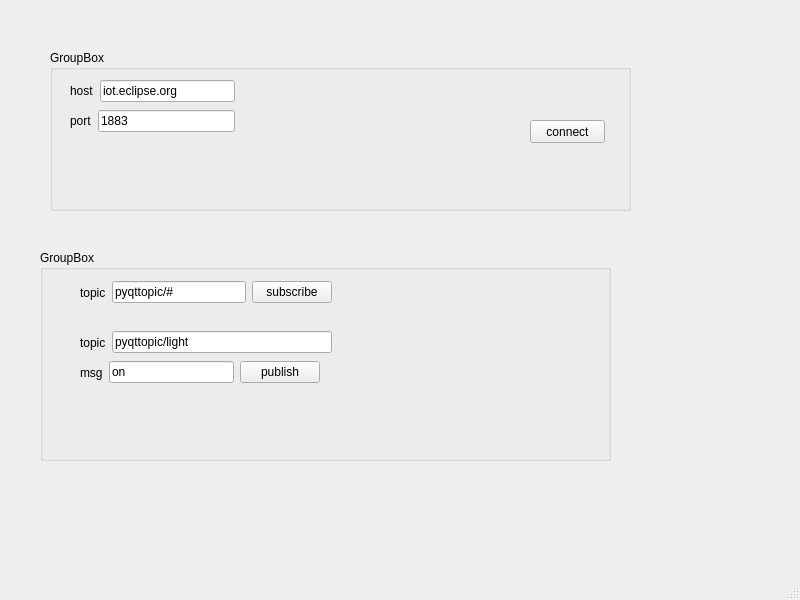
Before: the Qt Designer form src/ui/main_window.ui in chenjiancan/pyqtmqtt, drawn with Qt 5.
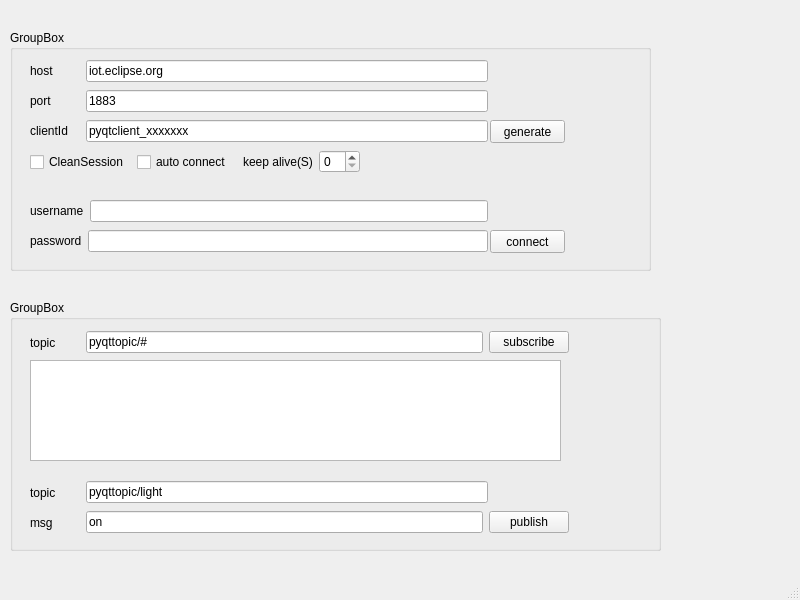
After: the same form once the commit is applied.

Commit message: add username password field etc.

Patch:
```diff
--- a/src/ui/main_window.ui
+++ b/src/ui/main_window.ui
@@ -17,10 +17,10 @@
    <widget class="QGroupBox" name="groupBox">
     <property name="geometry">
      <rect>
-      <x>50</x>
-      <y>50</y>
-      <width>581</width>
-      <height>161</height>
+      <x>10</x>
+      <y>30</y>
+      <width>641</width>
+      <height>241</height>
      </rect>
     </property>
     <property name="title">
@@ -30,7 +30,7 @@
      <property name="geometry">
       <rect>
        <x>480</x>
-       <y>70</y>
+       <y>200</y>
        <width>75</width>
        <height>23</height>
       </rect>
@@ -39,18 +39,24 @@
       <string>connect</string>
      </property>
     </widget>
-    <widget class="QWidget" name="">
+    <widget class="QWidget" name="layoutWidget">
      <property name="geometry">
       <rect>
        <x>20</x>
        <y>30</y>
-       <width>165</width>
+       <width>458</width>
        <height>22</height>
       </rect>
      </property>
      <layout class="QHBoxLayout" name="horizontalLayout">
       <item>
        <widget class="QLabel" name="labelHost">
+        <property name="minimumSize">
+         <size>
+          <width>50</width>
+          <height>0</height>
+         </size>
+        </property>
         <property name="text">
          <string>host</string>
         </property>
@@ -58,6 +64,18 @@
       </item>
       <item>
        <widget class="QLineEdit" name="lineEditHost">
+        <property name="sizePolicy">
+         <sizepolicy hsizetype="Expanding" vsizetype="Fixed">
+          <horstretch>0</horstretch>
+          <verstretch>0</verstretch>
+         </sizepolicy>
+        </property>
+        <property name="minimumSize">
+         <size>
+          <width>200</width>
+          <height>0</height>
+         </size>
+        </property>
         <property name="text">
          <string>iot.eclipse.org</string>
         </property>
@@ -65,18 +83,24 @@
       </item>
      </layout>
     </widget>
-    <widget class="QWidget" name="">
+    <widget class="QWidget" name="layoutWidget">
      <property name="geometry">
       <rect>
        <x>20</x>
        <y>60</y>
-       <width>165</width>
+       <width>458</width>
        <height>22</height>
       </rect>
      </property>
      <layout class="QHBoxLayout" name="horizontalLayout_2">
       <item>
        <widget class="QLabel" name="labelPort">
+        <property name="minimumSize">
+         <size>
+          <width>50</width>
+          <height>0</height>
+         </size>
+        </property>
         <property name="text">
          <string>port</string>
         </property>
@@ -84,6 +108,18 @@
       </item>
       <item>
        <widget class="QLineEdit" name="lineEditPort">
+        <property name="sizePolicy">
+         <sizepolicy hsizetype="Expanding" vsizetype="Fixed">
+          <horstretch>0</horstretch>
+          <verstretch>0</verstretch>
+         </sizepolicy>
+        </property>
+        <property name="minimumSize">
+         <size>
+          <width>200</width>
+          <height>0</height>
+         </size>
+        </property>
         <property name="text">
          <string>1883</string>
         </property>
@@ -91,14 +127,205 @@
       </item>
      </layout>
     </widget>
+    <widget class="QWidget" name="layoutWidget_3">
+     <property name="geometry">
+      <rect>
+       <x>20</x>
+       <y>90</y>
+       <width>458</width>
+       <height>22</height>
+      </rect>
+     </property>
+     <layout class="QHBoxLayout" name="horizontalLayout_4">
+      <item>
+       <widget class="QLabel" name="labelPortClientId">
+        <property name="minimumSize">
+         <size>
+          <width>50</width>
+          <height>0</height>
+         </size>
+        </property>
+        <property name="text">
+         <string>clientId</string>
+        </property>
+       </widget>
+      </item>
+      <item>
+       <widget class="QLineEdit" name="lineEditPortClientId">
+        <property name="sizePolicy">
+         <sizepolicy hsizetype="Expanding" vsizetype="Fixed">
+          <horstretch>0</horstretch>
+          <verstretch>0</verstretch>
+         </sizepolicy>
+        </property>
+        <property name="minimumSize">
+         <size>
+          <width>200</width>
+          <height>0</height>
+         </size>
+        </property>
+        <property name="text">
+         <string>pyqtclient_xxxxxxx</string>
+        </property>
+       </widget>
+      </item>
+     </layout>
+    </widget>
+    <widget class="QPushButton" name="pushButtonClientIdGenerate">
+     <property name="geometry">
+      <rect>
+       <x>480</x>
+       <y>90</y>
+       <width>75</width>
+       <height>23</height>
+      </rect>
+     </property>
+     <property name="text">
+      <string>generate</string>
+     </property>
+    </widget>
+    <widget class="QWidget" name="layoutWidget_8">
+     <property name="geometry">
+      <rect>
+       <x>20</x>
+       <y>170</y>
+       <width>458</width>
+       <height>22</height>
+      </rect>
+     </property>
+     <layout class="QHBoxLayout" name="horizontalLayout_14">
+      <item>
+       <widget class="QLabel" name="labelPortUserName">
+        <property name="minimumSize">
+         <size>
+          <width>50</width>
+          <height>0</height>
+         </size>
+        </property>
+        <property name="text">
+         <string>username</string>
+        </property>
+       </widget>
+      </item>
+      <item>
+       <widget class="QLineEdit" name="lineEditPortUserName">
+        <property name="sizePolicy">
+         <sizepolicy hsizetype="Expanding" vsizetype="Fixed">
+          <horstretch>0</horstretch>
+          <verstretch>0</verstretch>
+         </sizepolicy>
+        </property>
+        <property name="minimumSize">
+         <size>
+          <width>200</width>
+          <height>0</height>
+         </size>
+        </property>
+        <property name="text">
+         <string/>
+        </property>
+       </widget>
+      </item>
+     </layout>
+    </widget>
+    <widget class="QWidget" name="layoutWidget_14">
+     <property name="geometry">
+      <rect>
+       <x>20</x>
+       <y>200</y>
+       <width>458</width>
+       <height>22</height>
+      </rect>
+     </property>
+     <layout class="QHBoxLayout" name="horizontalLayout_21">
+      <item>
+       <widget class="QLabel" name="labelPort_12">
+        <property name="minimumSize">
+         <size>
+          <width>50</width>
+          <height>0</height>
+         </size>
+        </property>
+        <property name="text">
+         <string>password</string>
+        </property>
+       </widget>
+      </item>
+      <item>
+       <widget class="QLineEdit" name="lineEditPortPassword">
+        <property name="sizePolicy">
+         <sizepolicy hsizetype="Expanding" vsizetype="Fixed">
+          <horstretch>0</horstretch>
+          <verstretch>0</verstretch>
+         </sizepolicy>
+        </property>
+        <property name="minimumSize">
+         <size>
+          <width>200</width>
+          <height>0</height>
+         </size>
+        </property>
+        <property name="text">
+         <string/>
+        </property>
+       </widget>
+      </item>
+     </layout>
+    </widget>
+    <widget class="QWidget" name="layoutWidget">
+     <property name="geometry">
+      <rect>
+       <x>20</x>
+       <y>120</y>
+       <width>330</width>
+       <height>24</height>
+      </rect>
+     </property>
+     <layout class="QHBoxLayout" name="horizontalLayout_8">
+      <item>
+       <widget class="QCheckBox" name="checkBoxCleanSession">
+        <property name="text">
+         <string>CleanSession</string>
+        </property>
+       </widget>
+      </item>
+      <item>
+       <widget class="QCheckBox" name="checkBoxAutoConnect">
+        <property name="text">
+         <string>auto connect</string>
+        </property>
+       </widget>
+      </item>
+      <item>
+       <layout class="QHBoxLayout" name="horizontalLayout_7">
+        <item>
+         <widget class="QLabel" name="labelPortKeepAlive">
+          <property name="minimumSize">
+           <size>
+            <width>50</width>
+            <height>0</height>
+           </size>
+          </property>
+          <property name="text">
+           <string>keep alive(S)</string>
+          </property>
+         </widget>
+        </item>
+        <item>
+         <widget class="QSpinBox" name="spinBoxKeepAlive"/>
+        </item>
+       </layout>
+      </item>
+     </layout>
+    </widget>
    </widget>
    <widget class="QGroupBox" name="groupBox_2">
     <property name="geometry">
      <rect>
-      <x>40</x>
-      <y>250</y>
-      <width>571</width>
-      <height>211</height>
+      <x>10</x>
+      <y>300</y>
+      <width>651</width>
+      <height>251</height>
      </rect>
     </property>
     <property name="title">
@@ -107,15 +334,21 @@
     <widget class="QWidget" name="layoutWidget_2">
      <property name="geometry">
       <rect>
-       <x>40</x>
-       <y>80</y>
-       <width>252</width>
+       <x>20</x>
+       <y>180</y>
+       <width>458</width>
        <height>25</height>
       </rect>
      </property>
      <layout class="QHBoxLayout" name="horizontalLayout_5">
       <item>
        <widget class="QLabel" name="labelTopicPub">
+        <property name="minimumSize">
+         <size>
+          <width>50</width>
+          <height>0</height>
+         </size>
+        </property>
         <property name="text">
          <string>topic</string>
         </property>
@@ -123,6 +356,18 @@
       </item>
       <item>
        <widget class="QLineEdit" name="lineEditTopicPub">
+        <property name="sizePolicy">
+         <sizepolicy hsizetype="Expanding" vsizetype="Fixed">
+          <horstretch>0</horstretch>
+          <verstretch>0</verstretch>
+         </sizepolicy>
+        </property>
+        <property name="minimumSize">
+         <size>
+          <width>200</width>
+          <height>0</height>
+         </size>
+        </property>
         <property name="text">
          <string>pyqttopic/light</string>
         </property>
@@ -130,18 +375,24 @@
       </item>
      </layout>
     </widget>
-    <widget class="QWidget" name="">
+    <widget class="QWidget" name="layoutWidget">
      <property name="geometry">
       <rect>
-       <x>40</x>
+       <x>20</x>
        <y>30</y>
-       <width>252</width>
+       <width>539</width>
        <height>25</height>
       </rect>
      </property>
      <layout class="QHBoxLayout" name="horizontalLayout_3">
       <item>
        <widget class="QLabel" name="labelTopicSub">
+        <property name="minimumSize">
+         <size>
+          <width>50</width>
+          <height>0</height>
+         </size>
+        </property>
         <property name="text">
          <string>topic</string>
         </property>
@@ -149,6 +400,18 @@
       </item>
       <item>
        <widget class="QLineEdit" name="lineEditTopicSub">
+        <property name="sizePolicy">
+         <sizepolicy hsizetype="Expanding" vsizetype="Fixed">
+          <horstretch>0</horstretch>
+          <verstretch>0</verstretch>
+         </sizepolicy>
+        </property>
+        <property name="minimumSize">
+         <size>
+          <width>200</width>
+          <height>0</height>
+         </size>
+        </property>
         <property name="text">
          <string>pyqttopic/#</string>
         </property>
@@ -163,18 +426,24 @@
       </item>
      </layout>
     </widget>
-    <widget class="QWidget" name="">
+    <widget class="QWidget" name="layoutWidget">
      <property name="geometry">
       <rect>
-       <x>40</x>
-       <y>110</y>
-       <width>240</width>
+       <x>20</x>
+       <y>210</y>
+       <width>539</width>
        <height>25</height>
       </rect>
      </property>
      <layout class="QHBoxLayout" name="horizontalLayout_6">
       <item>
        <widget class="QLabel" name="labelMsgPub">
+        <property name="minimumSize">
+         <size>
+          <width>50</width>
+          <height>0</height>
+         </size>
+        </property>
         <property name="text">
          <string>msg</string>
         </property>
@@ -182,6 +451,18 @@
       </item>
       <item>
        <widget class="QLineEdit" name="lineEditMsgPub">
+        <property name="sizePolicy">
+         <sizepolicy hsizetype="Expanding" vsizetype="Fixed">
+          <horstretch>0</horstretch>
+          <verstretch>0</verstretch>
+         </sizepolicy>
+        </property>
+        <property name="minimumSize">
+         <size>
+          <width>200</width>
+          <height>0</height>
+         </size>
+        </property>
         <property name="text">
          <string>on</string>
         </property>
@@ -196,6 +477,16 @@
       </item>
      </layout>
     </widget>
+    <widget class="QTextBrowser" name="textBrowserReceived">
+     <property name="geometry">
+      <rect>
+       <x>20</x>
+       <y>60</y>
+       <width>531</width>
+       <height>101</height>
+      </rect>
+     </property>
+    </widget>
    </widget>
   </widget>
   <widget class="QMenuBar" name="menubar">
```
The commit also changes 3 other files.
